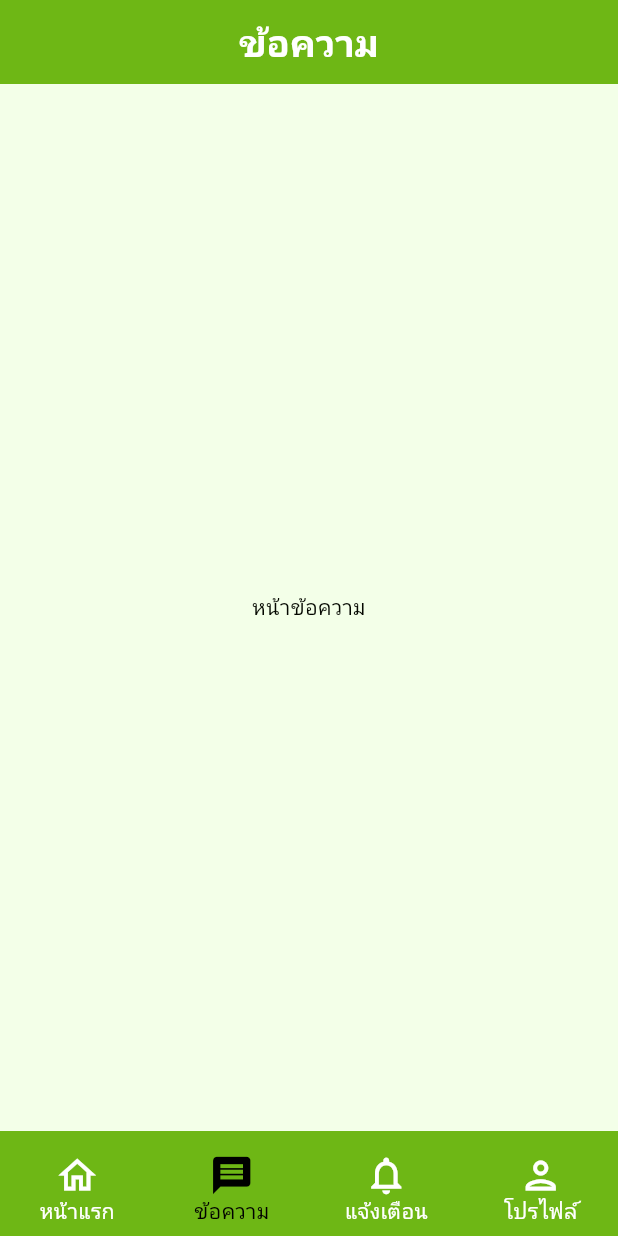
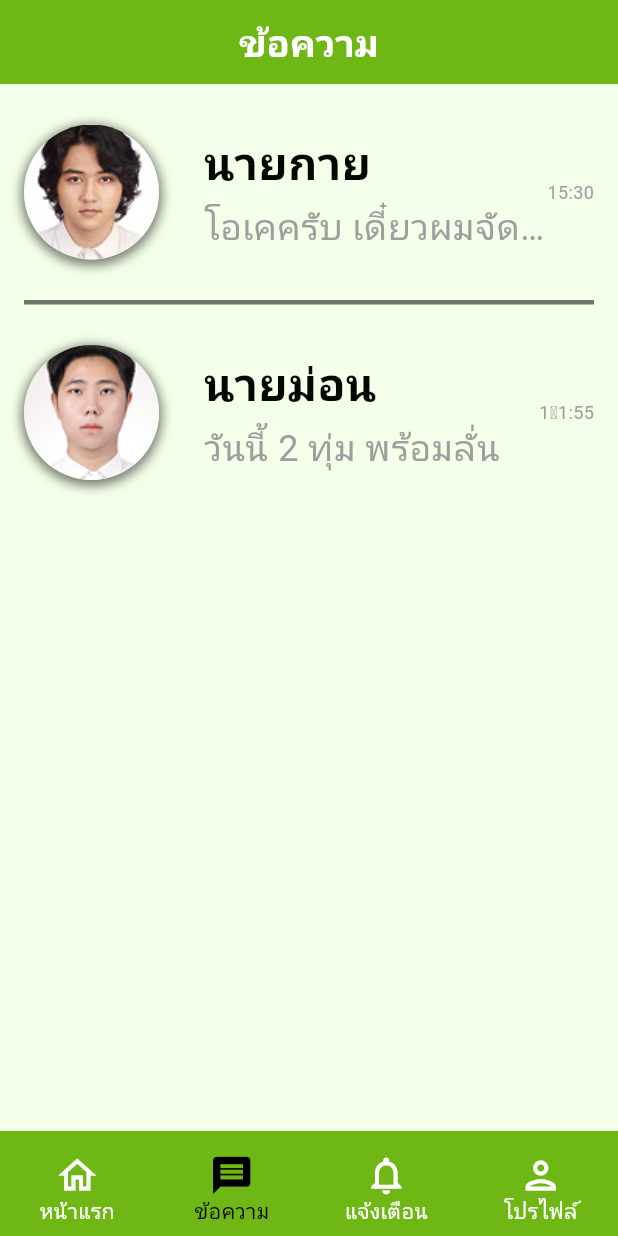
Before and after one commit to DisEzMike/waiwan-senior, a Flutter app: the screen it shows after launch, item 2 of the bottom bar chosen, on a phone screen of 412 x 824 dp. Run offline on Flutter 3.47's test engine with Material 3 defaults, Android fonts, the phone set to English and light mode, and no system bars; our stand-ins replace google_fonts; Roboto replaces fonts that are missing (Kanit).

Commit message:
chatlist

```diff
--- a/lib/screens/main_screen.dart
+++ b/lib/screens/main_screen.dart
@@ -1,5 +1,7 @@
 import 'package:flutter/material.dart';
+import 'package:waiwan/screens/screenmenu/Chatlist_screen.dart';
 import 'screenmenu/home_screen_body.dart';
+import 'screenmenu/Chatlist_screen.dart';
 
 class Destination {
   final IconData icon;
@@ -89,7 +91,7 @@ class _MyMainPageState extends State<MyMainPage> {
         index: _currentIndex,
         children: [
           _homePage(context),
-          const Center(child: Text('หน้าข้อความ')),
+          const ChatlistScreen(),
           const Center(child: Text('หน้าแจ้งเตือน')),
           const Center(child: Text('หน้าแจ้งเตือน')),
         ],
--- /dev/null
+++ b/lib/screens/screenmenu/Chatlist_screen.dart
@@ -0,0 +1,109 @@
+import 'package:flutter/material.dart';
+// แก้ไข Path ให้ถูกต้อง (แนะนำให้ใช้ตัวพิมพ์เล็ก)
+import 'data/chatlist_data.dart';
+
+class ChatlistScreen extends StatefulWidget {
+  const ChatlistScreen({super.key});
+
+  @override
+  State<ChatlistScreen> createState() => _ChatListScreenState();
+}
+
+class _ChatListScreenState extends State<ChatlistScreen> {
+  @override
+  Widget build(BuildContext context) {
+    return Scaffold(
+      body: ListView.separated(
+        itemCount: chatListData.length,
+        itemBuilder: (context, index) {
+          final chat = chatListData[index];
+
+          // --- ส่วนที่แก้ไข: เพิ่ม InkWell เข้าไป ---
+          return InkWell(
+            onTap: () {
+              // โค้ดที่จะทำงานเมื่อกดที่รายการนี้
+              print('กดที่แชทของ ${chat.name}');
+              // ในอนาคตสามารถใส่โค้ดเปลี่ยนหน้าจอไปหน้าแชทของคนๆ นั้นได้ตรงนี้
+              // เช่น Navigator.push(...);
+            },
+            child: Container(
+              padding: const EdgeInsets.symmetric(vertical: 27.0, horizontal: 16.0),
+              child: Row(
+                children: [
+                  // --- ส่วนรูปโปรไฟล์ ---
+                  Container(
+                    decoration: BoxDecoration(
+                      shape: BoxShape.circle, // 1. กำหนดรูปทรงให้เป็นวงกลม
+                      boxShadow: [
+                        BoxShadow(
+                          color: const Color.fromARGB(255, 0, 0, 0).withOpacity(0.5), // สีเงา
+                          spreadRadius: 2, // การกระจายของเงา
+                          blurRadius: 5, // ความเบลอ
+                          offset: Offset(0, 2), // ตำแหน่งเงา (x, y)
+                        ),
+                      ],
+                    ),
+                    child: CircleAvatar(
+                      radius: 45,
+                      // เพิ่มเงื่อนไขเช็คว่าเป็น URL หรือ Asset
+                      backgroundImage: chat.ImageUrl.startsWith('http')
+                          ? NetworkImage(chat.ImageUrl) // ถ้าเป็น URL ให้ใช้ NetworkImage
+                          : AssetImage(chat.ImageUrl) as ImageProvider, // ถ้าไม่ใช่ ให้ใช้ AssetImage
+                    ),
+                  ),
+
+                  const SizedBox(width: 30.0), // ช่องว่าง
+
+                  // --- ส่วนชื่อและข้อความ ---
+                  Expanded(
+                    child: Column(
+                      crossAxisAlignment: CrossAxisAlignment.start,
+                      children: [
+                        Text(
+                          chat.name,
+                          style: const TextStyle(
+                            fontWeight: FontWeight.bold,
+                            fontSize: 30,
+                          ),
+                        ),
+                        const SizedBox(height: 4.0),
+                        Text(
+                          chat.lastMessage,
+                          maxLines: 1,
+                          overflow: TextOverflow.ellipsis,
+                          style: const TextStyle(
+                            fontSize: 24,
+                            color: Colors.grey,
+                          ),
+                        ),
+                      ],
+                    ),
+                  ),
+
+                  // --- ส่วนเวลา ---
+                  Text(
+                    chat.time,
+                    style: const TextStyle(
+                      fontSize: 12,
+                      color: Colors.grey,
+                    ),
+                  ),
+                ],
+              ),
+            ),
+          );
+        },
+        // --- ส่วนเส้นคั่น (เหมือนเดิม) ---
+        separatorBuilder: (context, index) {
+          return const Divider(
+            height: 3,
+            thickness: 3,
+            indent: 16,
+            endIndent: 16,
+            color: Colors.black54,
+          );
+        },
+      ),
+    );
+  }
+}
--- /dev/null
+++ b/lib/screens/screenmenu/data/chatlist_data.dart
@@ -0,0 +1,33 @@
+// lib/data/chat_list_data.dart
+
+// Model สำหรับเก็บข้อมูลของแต่ละรายการแชท
+class ChatItem {
+  final String name;
+  final String lastMessage;
+  final String time;
+  final String ImageUrl; // URL ของรูปโปรไฟล์
+
+  ChatItem({
+    required this.name,
+    required this.lastMessage,
+    required this.time,
+    required this.ImageUrl,
+  });
+}
+
+// Data จำลองสำหรับแสดงผล
+final List<ChatItem> chatListData = [
+  ChatItem(
+    name: 'นายกาย',
+    lastMessage: 'โอเคครับ เดี๋ยวผมจัดการให้',
+    time: '15:30',
+    ImageUrl: 'assets/images/guy.png',
+  ),
+  ChatItem(
+    name: 'นายม่อน',
+    lastMessage: 'วันนี้ 2 ทุ่ม พร้อมลั่น',
+    time: '1ุ1:55',
+    ImageUrl: 'assets/images/simon.png',
+  ),
+
+];
--- a/pubspec.yaml
+++ b/pubspec.yaml
@@ -67,6 +67,8 @@ flutter:
     - assets/icons/star.png
     - assets/images/guy_old.png
     - assets/icons/Jobber.png
+    - assets/images/guy.png
+    - assets/images/simon.png
 
 
   # To add assets to your application, add an assets section, like this:
```
Also changed, not shown: lib/screens/screenmenu/data/chatclass.dart (added, +15 -0 lines), lib/screens/screenmenu/data/demo_data.dart (added, +164 -0 lines), lib/screens/screenmenu/data/elderlypersonclass.dart (added, +66 -0 lines), lib/screens/screenmenu/data/reviewclass.dart (added, +98 -0 lines), lib/screens/screenmenu/home_screen_body.dart (+10 -6 lines), assets/images/guy.png (added), assets/images/simon.png (added).
